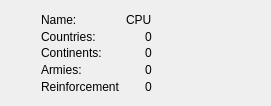
This is gui/playerinfowidget.ui in TaimoorRana/Risk as Qt 5 draws it before an edit. The edited form follows.
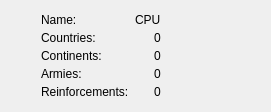
This is the edited form.

Commit message: 24x90 without spacer and Changed reinforcements string

Patch:
```diff
--- a/gui/playerinfowidget.ui
+++ b/gui/playerinfowidget.ui
@@ -34,7 +34,7 @@
        <property name="minimumSize">
         <size>
          <width>24</width>
-         <height>24</height>
+         <height>90</height>
         </size>
        </property>
        <property name="text">
@@ -42,19 +42,6 @@
        </property>
       </widget>
      </item>
-     <item>
-      <spacer name="verticalSpacer">
-       <property name="orientation">
-        <enum>Qt::Vertical</enum>
-       </property>
-       <property name="sizeHint" stdset="0">
-        <size>
-         <width>20</width>
-         <height>40</height>
-        </size>
-       </property>
-      </spacer>
-     </item>
     </layout>
    </item>
    <item>
@@ -96,7 +83,7 @@
      <item>
       <widget class="QLabel" name="reinforcementLabel">
        <property name="text">
-        <string>Reinforcement</string>
+        <string>Reinforcements:</string>
        </property>
       </widget>
      </item>
```
